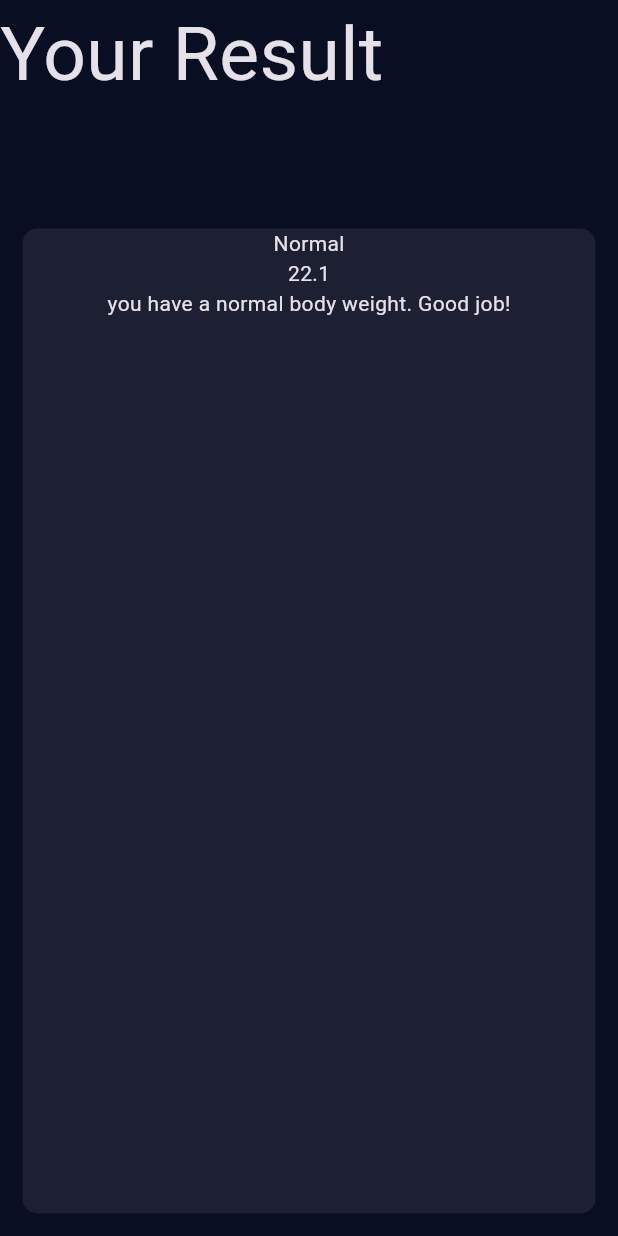
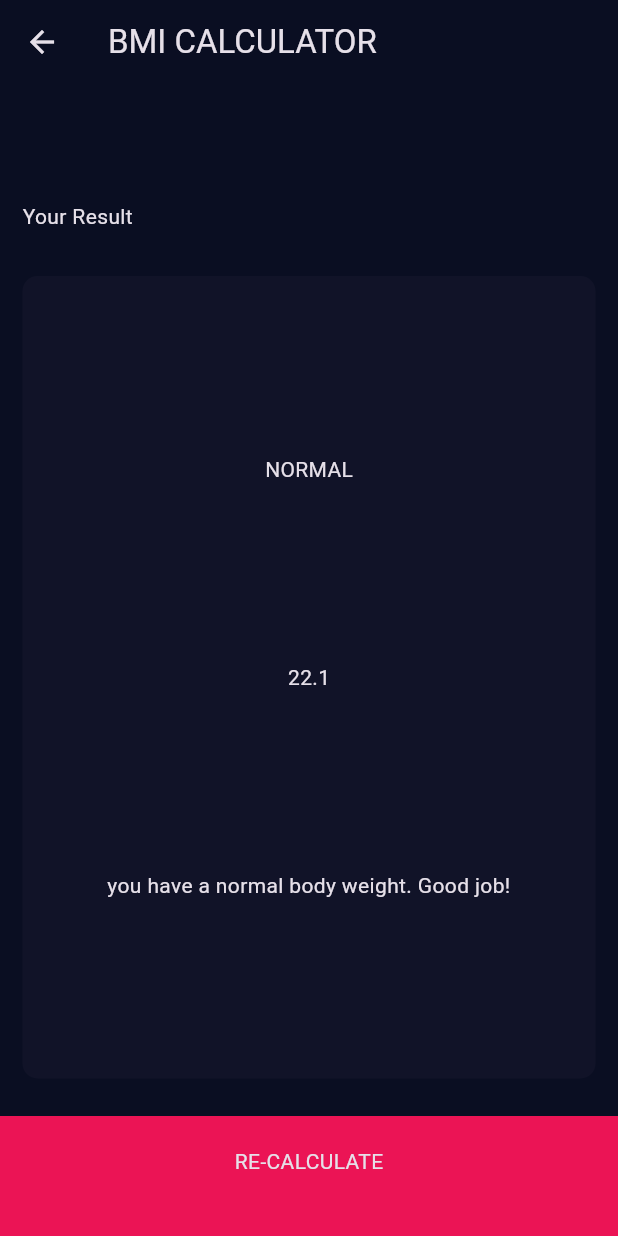
Before and after one commit to hinaabbaskhan/bmi-calculator-flutter, a Flutter app: the screen it shows after launch, after a tap on "CALCULATE", on a phone screen of 412 x 824 dp. Run offline on Flutter 3.47's test engine with Material 3 defaults, Android fonts, the phone set to English and light mode, and no system bars; our stand-ins replace font_awesome_flutter; statements that could not run were skipped.

Commit message:
update bmi result page

```diff
--- a/lib/pages/result_page.dart
+++ b/lib/pages/result_page.dart
@@ -15,34 +15,69 @@ class ResultPage extends StatelessWidget {
 
   @override
   Widget build(BuildContext context) {
-    return SafeArea(
-      child: Scaffold(
+    return Scaffold(
+      appBar: AppBar(
+        title: Text('BMI CALCULATOR'),
+      ),
       body: Column(
+        mainAxisAlignment: MainAxisAlignment.spaceEvenly,
         crossAxisAlignment: CrossAxisAlignment.stretch,
-          children: [
+        children: <Widget>[
           Expanded(
+            child: Container(
+              padding: EdgeInsets.all(15.0),
+              alignment: Alignment.bottomLeft,
               child: const Text(
                 'Your Result',
-              style: TextStyle(
-                fontSize: 50,
+                style: kTitleTextStyle,
               ),
-            )),
+            ),
+          ),
           Expanded(
             flex: 5,
             child: ReusableCard(
-                myColor: inActiveCardColor,
+              myColor: activeCardColour,
               cardChild: Column(
-                  children: [
-                    Text(resultText!),
-                    Text(bmiCalculatedResult!),
-                    Text(resultDetail!)
+                mainAxisAlignment: MainAxisAlignment.spaceEvenly,
+                crossAxisAlignment: CrossAxisAlignment.center,
+                children: <Widget>[
+                  Text(
+                    resultText!.toUpperCase(),
+                    style: kResultTextStyle,
+                  ),
+                  Text(
+                    bmiCalculatedResult!,
+                    style: kBMITextStyle,
+                  ),
+                  Text(
+                    resultDetail!,
+                    textAlign: TextAlign.center,
+                    style: kBodyTextStyle,
+                  ),
                 ],
+              ),
+            ),
+          ),
+          GestureDetector(
+            onTap: () {
+              Navigator.pop(context);
+            },
+            child: Container(
+              color: const Color(0xFFEB1455),
+              margin: const EdgeInsets.only(top: 10.0),
+              padding: const EdgeInsets.only(bottom: 20.0),
+              width: double.infinity,
+              height: 80,
+              child: const Center(
+                child: Text(
+                  'RE-CALCULATE',
+                  style: kLargeButtonTextStyle,
+                ),
               ),
             ),
           ),
         ],
       ),
-      ),
     );
   }
 }
```
Lines whose indentation alone changed are shown as unchanged.
